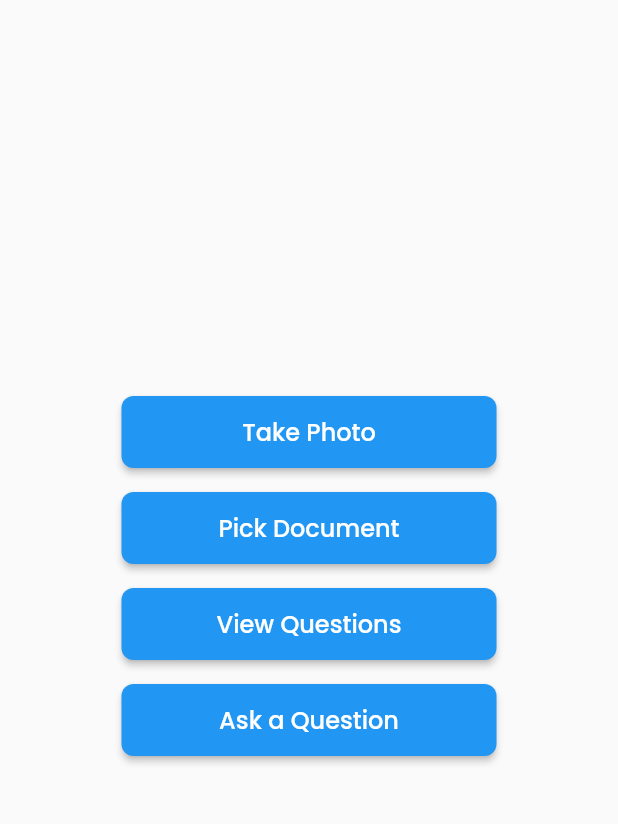
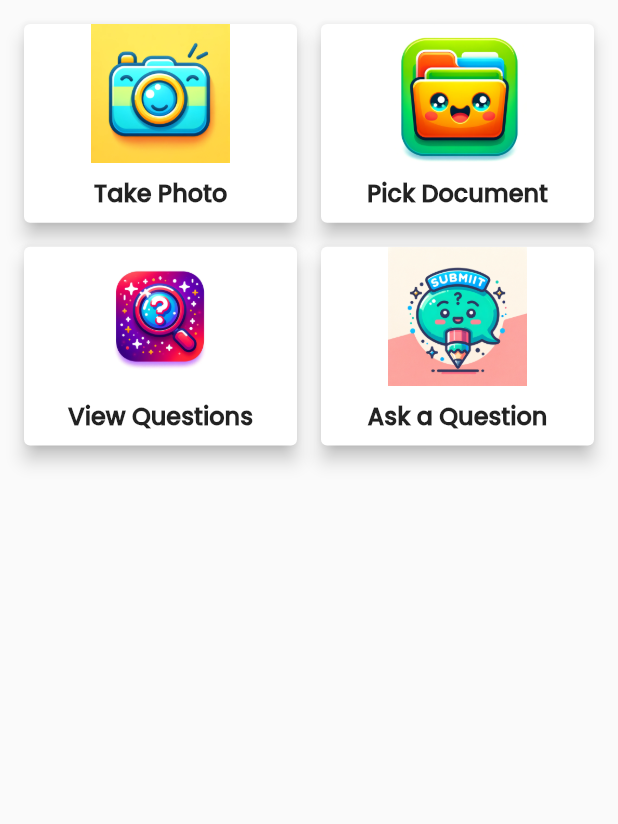
Before and after one commit to mklobucaric/studybuddy, a Flutter app: the HomeView screen opened by its route, on a phone screen of 412 x 824 dp, the part 84-908 px from its top. Run offline on Flutter 3.47's test engine with Material 2 defaults, Android fonts, the phone set to English and light mode, and no system bars; our stand-ins replace camera, cloud_firestore, file_picker, firebase_auth, firebase_core, flutter_secure_storage and 2 more; accounts and stored records are empty; generated files the repository leaves out were written again.

Commit message:
cards and images added

```diff
--- a/lib/src/views/home_view.dart
+++ b/lib/src/views/home_view.dart
@@ -25,6 +25,12 @@ class _HomeViewState extends State<HomeView> {
 
     // Using AppLocalizations to get localized strings
     var localizations = AppLocalizations.of(context);
+
+    // Determine the number of items in the grid
+    int gridItemCount = 4; // Adjust as needed
+
+    // Calculate the aspect ratio for the cards
+    double cardAspectRatio = 4 / 3; // Example aspect ratio
 
     return Scaffold(
       appBar: AppBar(
@@ -96,35 +102,81 @@ class _HomeViewState extends State<HomeView> {
           // You can add more actions here if needed
         ],
       ),
-      body: Center(
-        child: Column(
-          mainAxisAlignment: MainAxisAlignment.center,
-          children: <Widget>[
-            _buildButton(context, 'take_photo', CameraView()),
-            _buildButton(context, 'pick_document', DocumentPickerView()),
-            _buildButton(context, 'questions', QuestionsView()),
-            _buildButton(context, 'submit_question', AskQuestionView()),
-          ],
+      body: Padding(
+        padding: const EdgeInsets.all(8.0),
+        child: GridView.builder(
+          gridDelegate: SliverGridDelegateWithFixedCrossAxisCount(
+            crossAxisCount: 2, // Two items per row
+            childAspectRatio:
+                cardAspectRatio, // Set the aspect ratio of the card
+          ),
+          itemCount: gridItemCount,
+          itemBuilder: (context, index) {
+            // Based on index, you can determine which card to build
+            switch (index) {
+              case 0:
+                return _buildInteractiveCard(
+                    context, 'take_photo', CameraView());
+              case 1:
+                return _buildInteractiveCard(
+                    context, 'pick_document', DocumentPickerView());
+              case 2:
+                return _buildInteractiveCard(
+                    context, 'questions', QuestionsView());
+              case 3:
+                return _buildInteractiveCard(
+                    context, 'submit_question', AskQuestionView());
+              default:
+                return Placeholder(); // Fallback placeholder
+            }
+          },
         ),
       ),
     );
   }
 
-  Widget _buildButton(BuildContext context, String text, Widget view) {
-    var localizations = AppLocalizations.of(context);
+  Widget _buildInteractiveCard(
+      BuildContext context, String label, Widget destination) {
+    var localizations = AppLocalizations.of(context); // For localized text
+
+    // Define card size
+    double cardWidth =
+        MediaQuery.of(context).size.width / 2 - 16; // Adjust width as needed
+    double cardHeight = cardWidth * 0.5; // Maintain a good aspect ratio
+
     return Padding(
-      padding: const EdgeInsets.all(8.0),
-      child: ConstrainedBox(
-        constraints:
-            BoxConstraints(minWidth: 250.0), // Makes the button stretch
-        child: CustomButton(
-          text: localizations?.translate(text) ?? 'Default Text',
-          onPressed: () => Navigator.push(
-            context,
-            MaterialPageRoute(builder: (context) => view),
+      padding: const EdgeInsets.all(
+          4.0), // Reduced padding for better space utilization
+      child: InkWell(
+        onTap: () => Navigator.push(
+          context,
+          MaterialPageRoute(builder: (context) => destination),
+        ),
+        child: Card(
+          elevation: 5,
+          child: Container(
+            width: cardWidth,
+            height: cardHeight,
+            child: Column(
+              mainAxisAlignment: MainAxisAlignment.center,
+              children: <Widget>[
+                Expanded(
+                  child: Image.asset('assets/images/${label}_icon.png',
+                      fit: BoxFit.contain), // Adjust image size within card
+                ),
+                Padding(
+                  padding: const EdgeInsets.all(8.0),
+                  child: Text(
+                    localizations?.translate(label) ?? 'Default Text',
+                    style: TextStyle(
+                        fontSize: 16,
+                        fontWeight:
+                            FontWeight.bold), // Adjust font size if necessary
+                  ),
+                ),
+              ],
+            ),
           ),
-          color: Colors.blue,
-          textColor: Colors.white,
         ),
       ),
     );
--- a/pubspec.yaml
+++ b/pubspec.yaml
@@ -75,7 +75,10 @@ flutter:
   # To add assets to your application, add an assets section, like this:
   assets:
    - assets/lang/
-  #   - images/a_dot_burr.jpeg
+   - assets/images/pick_document_icon.png
+   - assets/images/questions_icon.png
+   - assets/images/submit_question_icon.png
+   - assets/images/take_photo_icon.png
   #   - images/a_dot_ham.jpeg
 
   # An image asset can refer to one or more resolution-specific "variants", see
```
Also changed, not shown: assets/images/pick_document_icon.png (added), assets/images/questions_icon.png (added), assets/images/submit_question_icon.png (added), assets/images/take_photo_icon.png (added).
